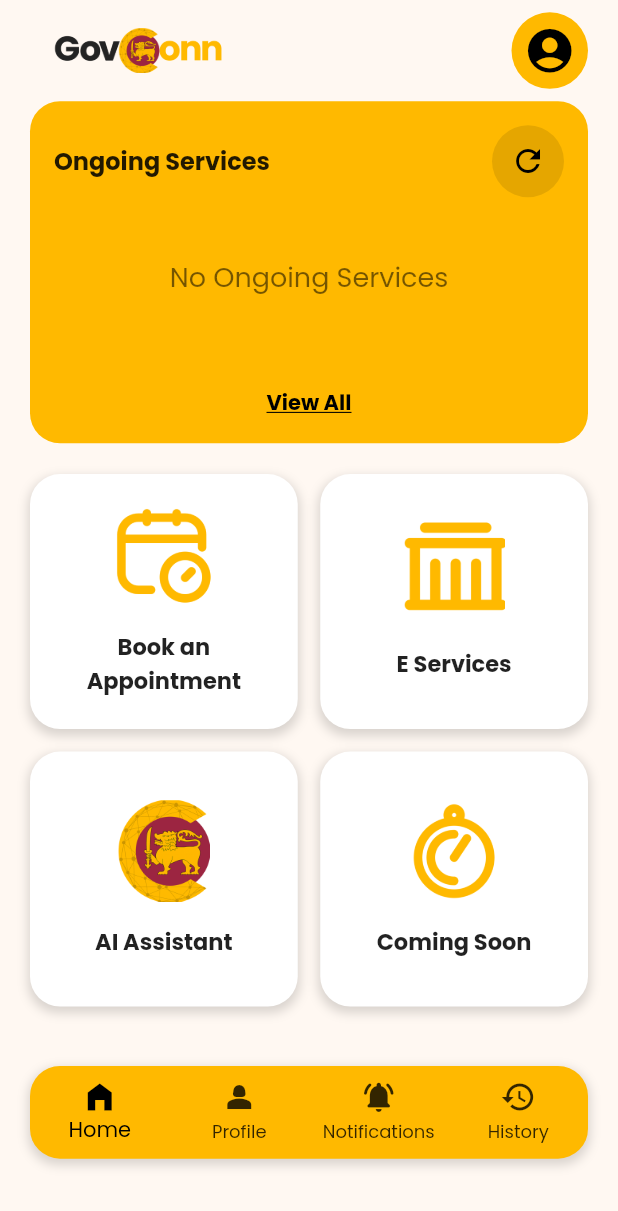
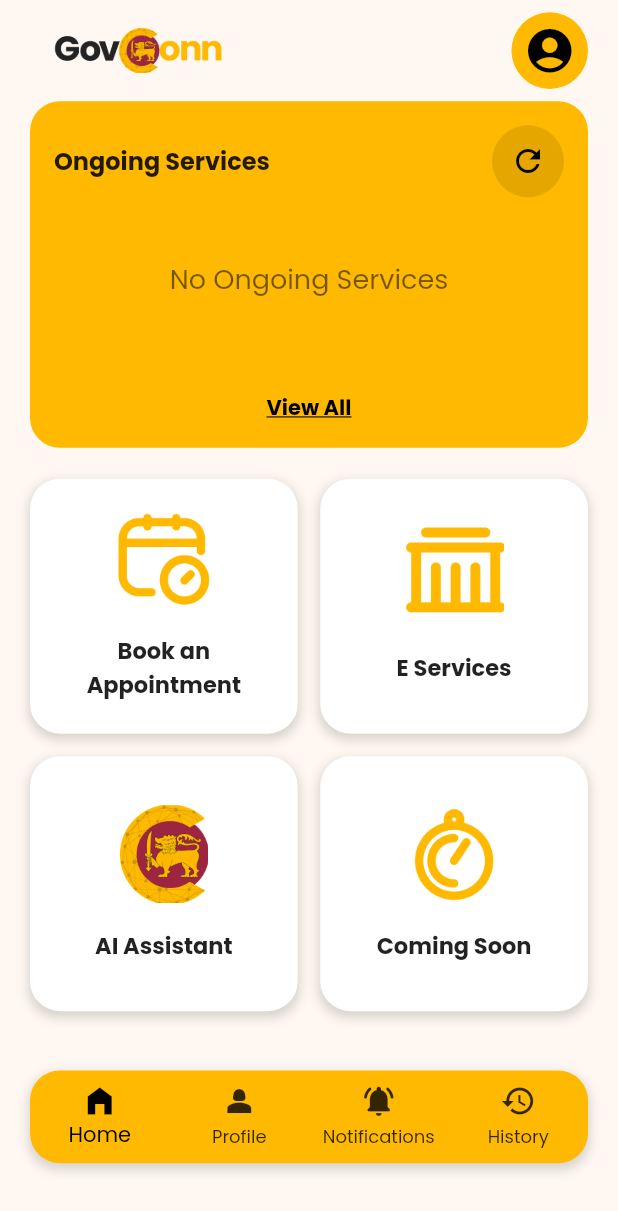
Before and after one commit to GovConn/mobile-app, a Flutter app: the HomeScreen screen opened directly, on a phone screen of 412 x 824 dp. Shown: the top 1211 px of the screen. Run offline on Flutter 3.47's test engine with Material 2 defaults, Android fonts, the phone set to English and light mode, and no system bars; our stand-ins replace file_picker, flutter_secure_storage, google_fonts, table_calendar; accounts and stored records are empty.

Commit message:
home screen more ui changes

```diff
--- a/lib/Components/floating_navbar.dart
+++ b/lib/Components/floating_navbar.dart
@@ -14,7 +14,6 @@ class FloatingNavBar extends StatelessWidget {
   @override
   Widget build(BuildContext context) {
     final  height = MediaQuery.of(context).size.height;
-    final width = MediaQuery.of(context).size.width;
     return Stack(
       alignment: Alignment.bottomCenter,
       children: [
--- a/lib/Screens/home/home_screen.dart
+++ b/lib/Screens/home/home_screen.dart
@@ -1,5 +1,4 @@
 import 'dart:developer';
-import 'dart:ffi';
 import 'package:flutter/material.dart';
 import 'package:gov_connect_app/Components/floating_navbar.dart';
 import 'package:gov_connect_app/Screens/Appointment/appointment_service_screen.dart';
@@ -26,7 +25,7 @@ class HomeScreen extends StatelessWidget {
               children: [
                 _buildHeader(width, height, context),
                 SizedBox(height: height * 0.01),
-                _buildOngoingServicesCard(),
+                _buildOngoingServicesCard(height),
                 SizedBox(height: height * 0.025),
                 _buildServiceGrid(context),
                 SizedBox(height: height * 0.028),
@@ -71,10 +70,10 @@ class HomeScreen extends StatelessWidget {
                   shape: BoxShape.circle,
                 ),
                 child: IconButton(
-                  icon: const Icon(
+                  icon:  Icon(
                     Icons.account_circle,
                     color: blackPrimary,
-                    size: 35,
+                    size: height * 0.0425,
                   ),
                   onPressed: () {
                     Navigator.push(
@@ -114,7 +113,7 @@ class HomeScreen extends StatelessWidget {
     );
   }
 
-  Widget _buildOngoingServicesCard() {
+  Widget _buildOngoingServicesCard(double height) {
     return Container(
       width: double.infinity,
       padding: const EdgeInsets.all(16.0),
@@ -149,7 +148,7 @@ class HomeScreen extends StatelessWidget {
               ),
             ],
           ),
-          const SizedBox(height: 40),
+          SizedBox(height: height* 0.05),
           const Text(
             'No Ongoing Services',
             style: TextStyle(
@@ -157,7 +156,7 @@ class HomeScreen extends StatelessWidget {
               fontSize: 18,
             ),
           ),
-          const SizedBox(height: 60),
+          SizedBox(height: height * 0.075),
           GestureDetector(
             onTap: () {
               // Handle "View All" tap
@@ -177,6 +176,7 @@ class HomeScreen extends StatelessWidget {
   }
 
   Widget _buildServiceGrid(BuildContext context) {
+     final height = MediaQuery.of(context).size.height;
     return GridView.count(
       crossAxisCount: 2,
       shrinkWrap: true,
@@ -186,6 +186,7 @@ class HomeScreen extends StatelessWidget {
       childAspectRatio: 1.05, // Adjust aspect ratio for card size
       children: [
         _buildServiceButton(
+          height: height,
           imagePath: 'assets/icons/schedule.png',
           label: 'Book an\nAppointment',
           onTap: () {
@@ -212,6 +213,7 @@ class HomeScreen extends StatelessWidget {
           },
         ),
         _buildServiceButton(
+          height: height,
           imagePath: 'assets/icons/services.png',
           label: 'E Services',
           onTap: () {
@@ -223,6 +225,7 @@ class HomeScreen extends StatelessWidget {
           },
         ),
         _buildServiceButton(
+          height: height,
           imagePath: 'assets/icons/Ai-logo.png',
           label: 'AI Assistant',
           onTap: () {
@@ -230,6 +233,7 @@ class HomeScreen extends StatelessWidget {
           },
         ),
         _buildServiceButton(
+          height: height,
           imagePath: 'assets/icons/coming-soon.png',
           label: 'Coming Soon',
           onTap: () {
@@ -245,6 +249,7 @@ class HomeScreen extends StatelessWidget {
     required String label,
     required String imagePath,
     required VoidCallback onTap,
+    required double height
   }) {
     return GestureDetector(
       onTap: onTap,
@@ -266,10 +271,10 @@ class HomeScreen extends StatelessWidget {
           children: [
             Image.asset(
               imagePath,
-              width: 68,
-              height: 68,
+              width: height* 0.08,
+              height: height* 0.08,
             ),
-            const SizedBox(height: 15),
+            SizedBox(height: height * 0.02),
             Text(
               label,
               textAlign: TextAlign.center,
@@ -284,42 +289,4 @@ class HomeScreen extends StatelessWidget {
       ),
     );
   }
-
-  Widget _buildHistoryButton() {
-    return SizedBox(
-      width: double.infinity,
-      child: Container(
-        decoration: BoxDecoration(
-          borderRadius: BorderRadius.circular(30),
-          boxShadow: [
-            BoxShadow(
-              color: Colors.black.withOpacity(0.15),
-              spreadRadius: 2,
-              blurRadius: 8,
-              offset: const Offset(0, 4), // Shadow position
-            ),
-          ],
-        ),
-        child: OutlinedButton(
-          onPressed: () {},
-          style: OutlinedButton.styleFrom(
-            side: const BorderSide(color: blackPrimary, width: 1.5),
-            shape: RoundedRectangleBorder(
-              borderRadius: BorderRadius.circular(30),
-            ),
-            padding: const EdgeInsets.symmetric(vertical: 15),
-            backgroundColor: blackPrimary,
-          ),
-          child: const Text(
-            'History',
-            style: TextStyle(
-              color: whitePrimary,
-              fontWeight: FontWeight.bold,
-              fontSize: 16,
-            ),
-          ),
-        ),
-      ),
-    );
-  }
 }
```
